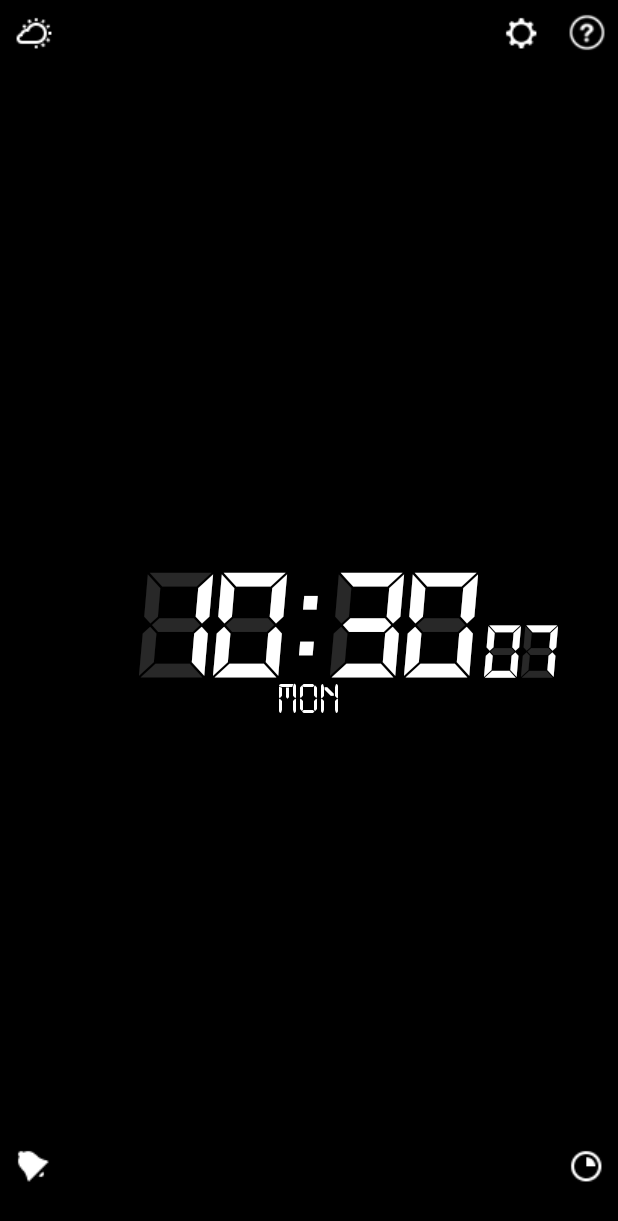
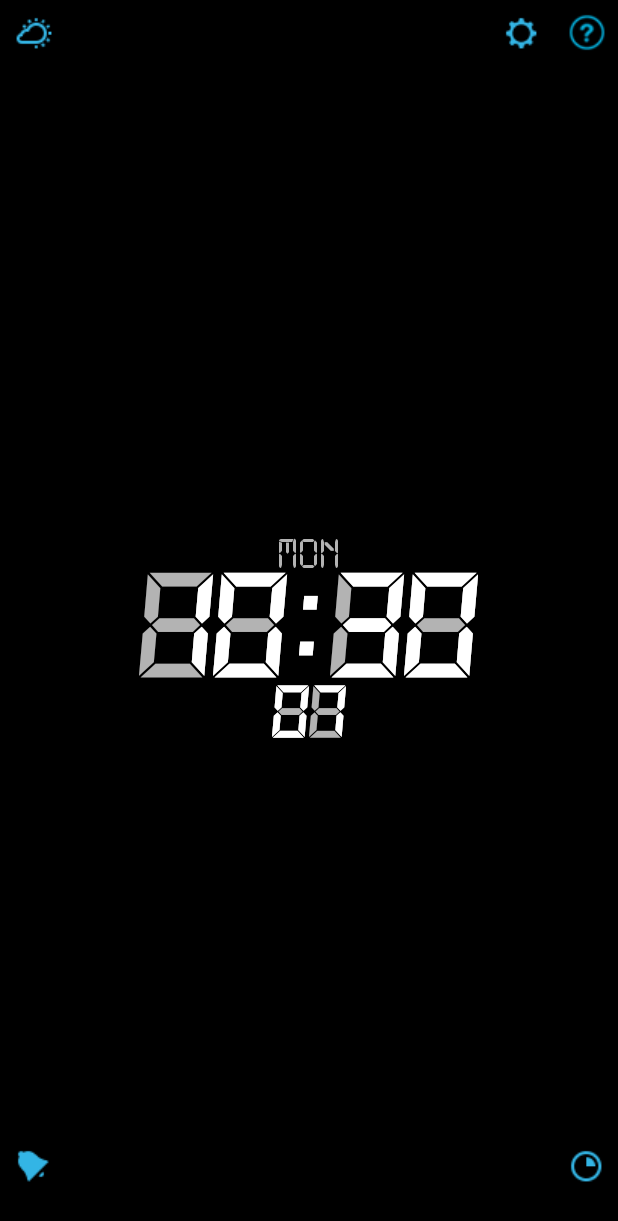
Before and after one commit to vtabk2/Alarm_Clock_1, an Android app: the screen it shows after launch (MainActivity), on a phone screen of 412 x 824 dp. Shown: the top 1221 px of the screen. Run offline under Robolectric (Android 15) with nearby library versions, the phone set to English and light mode, and no system bars; libraries missing offline, so code that uses them is left out: io.realm; 5 statements that could not run were skipped.

Commit message:
ref Task#15_AutoStartAlarm_Fix

```diff
--- a/app/src/main/java/com/example/framgia/alarmclock/data/Constants.java
+++ b/app/src/main/java/com/example/framgia/alarmclock/data/Constants.java
@@ -34,6 +34,8 @@ public class Constants {
     public final static int TYPE_CLOCKS_YELLOW = 4;
     public final static int TYPE_CLOCKS_ANALOG = 5;
     public static final String ALARM_TIME_FORMAT = "HH:mm";
+    public static final String ALARM_TIME_FORMAT_HOURS = "HH";
+    public static final String ALARM_TIME_FORMAT_MINUTE = "mm";
     public static final String OBJECT_ID = "id";
     public static final String MINUTES = "minutes";
     public static final int DEFAULT_INTENT_VALUE = -1;
@@ -66,4 +68,6 @@ public class Constants {
     public static final String AUTO_SNOOZE = "auto snooze";
     public static final String TIME_PICKER_TYPE = "time picker type";
     public static final int PERCENTAGES = 100;
+    public static final String ACTION_BOOT_COMPLETED = "android.intent.action.BOOT_COMPLETED";
+    public static final int SECONDS_DEFAULT = 0;
 }
--- a/app/src/main/java/com/example/framgia/alarmclock/data/controller/AlarmRepository.java
+++ b/app/src/main/java/com/example/framgia/alarmclock/data/controller/AlarmRepository.java
@@ -30,8 +30,9 @@ public class AlarmRepository {
         return mRealm.where(Alarm.class).findAll();
     }
 
-    public Alarm getAlarmById(int id) {
-        return mRealm.where(Alarm.class).equalTo(Constants.ID_FIELD, id).findFirst();
+    public static Alarm getAlarmById(int id) {
+        return Realm.getDefaultInstance().where(Alarm.class).equalTo(Constants.ID_FIELD, id)
+            .findFirst();
     }
 
     public void updateAlarm(final Alarm alarm) {
--- a/app/src/main/java/com/example/framgia/alarmclock/ui/activity/AlarmDetailActivity.java
+++ b/app/src/main/java/com/example/framgia/alarmclock/ui/activity/AlarmDetailActivity.java
@@ -22,6 +22,7 @@ import com.example.framgia.alarmclock.data.model.Alarm;
 import com.example.framgia.alarmclock.data.model.Repeat;
 import com.example.framgia.alarmclock.data.model.Song;
 import com.example.framgia.alarmclock.ui.fragment.TimePickerFragment;
+import com.example.framgia.alarmclock.utility.AlarmUtils;
 
 import java.text.DateFormat;
 import java.text.ParseException;
@@ -102,14 +103,14 @@ public class AlarmDetailActivity extends AppCompatActivity implements View.OnCli
         if (id == Constants.DEFAULT_INTENT_VALUE) {
             mButtonSaveNewAlarm.setVisibility(View.VISIBLE);
             mAlarm = new Alarm(mAlarmRepository.getNextId(),
-                Calendar.getInstance().getTimeInMillis(), new Song(mAlarmRepository.getNextId(),"",
+                Calendar.getInstance().getTimeInMillis(), new Song(mAlarmRepository.getNextId(), "",
                 Constants.DEFAULT_ALARM_SOUND), Constants.DEFAULT_ALARM_VOLUME, true, false,
                 Constants.DEFAULT_ALARM_SNOOZE_TIME, "", true,
                 new Repeat(false, false, false, false, false, false, false, false));
         } else {
             mButtonSaveAlarm.setVisibility(View.VISIBLE);
             mButtonDeleteAlarm.setVisibility(View.VISIBLE);
-            mAlarm = mAlarmRepository.getAlarmById(id);
+            mAlarm = AlarmRepository.getAlarmById(id);
         }
         mSnoozeTime = mAlarm.getSnoozeTime();
         mRealm.beginTransaction();
@@ -173,6 +174,7 @@ public class AlarmDetailActivity extends AppCompatActivity implements View.OnCli
         mAlarm.setNote(mEditTextNoteValue.getText().toString());
         mRealm.commitTransaction();
         mAlarmRepository.updateAlarm(mAlarm);
+        AlarmUtils.setupAlarm(this, mAlarm);
         finish();
     }
 
--- a/app/src/main/java/com/example/framgia/alarmclock/ui/activity/ListAlarmsActivity.java
+++ b/app/src/main/java/com/example/framgia/alarmclock/ui/activity/ListAlarmsActivity.java
@@ -25,6 +25,7 @@ import com.example.framgia.alarmclock.data.listener.OnClickItemListener;
 import com.example.framgia.alarmclock.data.listener.OnLongClickItemListener;
 import com.example.framgia.alarmclock.data.model.Alarm;
 import com.example.framgia.alarmclock.ui.adapter.AlarmRecyclerViewAdapter;
+import com.example.framgia.alarmclock.utility.AlarmUtils;
 
 import java.util.List;
 
@@ -186,6 +187,7 @@ public class ListAlarmsActivity extends AppCompatActivity implements View.OnClic
                     mAlarmList.get(position).setEnabled(isChecked);
                     mRealm.commitTransaction();
                     mAlarmRecyclerViewAdapter.notifyDataSetChanged();
+                    AlarmUtils.setupAlarm(this, mAlarmList.get(position));
                     break;
             }
         }
--- a/app/src/main/java/com/example/framgia/alarmclock/ui/activity/MainActivity.java
+++ b/app/src/main/java/com/example/framgia/alarmclock/ui/activity/MainActivity.java
@@ -14,6 +14,7 @@ import android.support.v7.app.AppCompatActivity;
 import android.view.GestureDetector;
 import android.view.MotionEvent;
 import android.view.View;
+import android.widget.AnalogClock;
 import android.widget.ImageView;
 import android.widget.TextClock;
 import android.widget.TextView;
@@ -28,6 +29,7 @@ import java.util.Calendar;
 public class MainActivity extends AppCompatActivity implements View.OnClickListener {
     private final static int DEFAULT_NULL = -1;
     private TextClock mTextClockHour, mTextClockSecond, mTextClockAmPm;
+    private AnalogClock mAnalogClockThinLine;
     private TextView mTextViewBattery, mTextViewHideHour, mTextViewHideSecond, mTextViewDay;
     private ImageView mImageViewWeather, mImageViewSettings, mImageViewHelp, mImageViewAlarm;
     private ImageView mImageViewTimer;
@@ -35,6 +37,7 @@ public class MainActivity extends AppCompatActivity implements View.OnClickListe
     private float mAlpha;
     private boolean mIscreated;
     private boolean mSlideFingers;
+    private SharedPreferences mSharedPreferences;
 
     @Override
     protected void onCreate(Bundle savedInstanceState) {
@@ -93,6 +96,7 @@ public class MainActivity extends AppCompatActivity implements View.OnClickListe
     }
 
     private void initViews() {
+        mAnalogClockThinLine = (AnalogClock) findViewById(R.id.analog_clock_main);
         Typeface typeFaceTime = Typeface.createFromAsset(getAssets(), Constants.FONT_TIME);
         Typeface typeFaceDay = Typeface.createFromAsset(getAssets(), Constants.FONT_DAY);
         mTextViewDay = (TextView) findViewById(R.id.text_day);
@@ -152,35 +156,12 @@ public class MainActivity extends AppCompatActivity implements View.OnClickListe
     }
 
     private void showAdvanced() {
-        SharedPreferences sharedPreferences = getSharedPreferences(Constants.SHARE_PREFERENCES,
+        mSharedPreferences = getSharedPreferences(Constants.SHARE_PREFERENCES,
             Context.MODE_PRIVATE);
-        int typeClock =
-            sharedPreferences.getInt(Constants.TYPE_CLOCKS, Constants.TYPE_CLOCKS_WHITE);
-        switch (typeClock) {
-            case Constants.TYPE_CLOCKS_WHITE:
-                showColorViews(Color.WHITE, R.color.colorWhite);
-                break;
-            case Constants.TYPE_CLOCKS_BLUE:
-                showColorViews(Color.BLUE, R.color.colorBlue);
-                break;
-            case Constants.TYPE_CLOCKS_GREEN:
-                showColorViews(Color.GREEN, R.color.colorGreen);
-                break;
-            case Constants.TYPE_CLOCKS_RED:
-                showColorViews(Color.RED, R.color.colorRed);
-                break;
-            case Constants.TYPE_CLOCKS_YELLOW:
-                showColorViews(Color.YELLOW, R.color.colorYellow);
-                break;
-            case Constants.TYPE_CLOCKS_ANALOG:
-                // TODO: 14/07/2016
-                break;
-        }
-        boolean showSeconds = sharedPreferences.getBoolean(Constants.SHOW_SECONDS, true);
-        boolean showDay = sharedPreferences.getBoolean(Constants.SHOW_DAY, true);
-        boolean use24HourFormat = sharedPreferences.getBoolean(Constants.USE_24_HOUR_FORMAT, true);
-        boolean showBattery = sharedPreferences.getBoolean(Constants.SHOW_BATTERY, true);
-        mSlideFingers = sharedPreferences.getBoolean(Constants.SLIDE_FINGERS, true);
+        boolean showDay = mSharedPreferences.getBoolean(Constants.SHOW_DAY, true);
+        boolean use24HourFormat = mSharedPreferences.getBoolean(Constants.USE_24_HOUR_FORMAT, true);
+        boolean showBattery = mSharedPreferences.getBoolean(Constants.SHOW_BATTERY, true);
+        mSlideFingers = mSharedPreferences.getBoolean(Constants.SLIDE_FINGERS, true);
         if (use24HourFormat) {
             mTextClockHour.setFormat12Hour(null);
             mTextClockHour.setFormat24Hour(Constants.FORMAT_TIME_24_HOUR);
@@ -189,14 +170,13 @@ public class MainActivity extends AppCompatActivity implements View.OnClickListe
             mTextClockHour.setFormat24Hour(null);
         }
         mTextClockAmPm.setFormat12Hour(Constants.FORMAT_AM_PM);
+        mTextClockAmPm.setFormat24Hour(null);
         DateFormat df = new SimpleDateFormat(Constants.FORMAT_DAY_SHORT);
         String date = df.format(Calendar.getInstance().getTime()).toUpperCase();
         mTextViewDay.setText(date);
         mTextClockSecond.setFormat12Hour(null);
         mTextClockSecond.setFormat24Hour(Constants.FORMAT_TIME_SECOND);
         mTextViewDay.setVisibility(showDay ? View.VISIBLE : View.INVISIBLE);
-        mTextClockSecond.setVisibility(showSeconds ? View.VISIBLE : View.INVISIBLE);
-        mTextViewHideSecond.setVisibility(showSeconds ? View.VISIBLE : View.INVISIBLE);
         mTextClockAmPm.setVisibility(use24HourFormat ? View.INVISIBLE : View.VISIBLE);
         // battery
         mTextViewBattery.setVisibility(showBattery ? View.VISIBLE : View.GONE);
@@ -209,6 +189,45 @@ public class MainActivity extends AppCompatActivity implements View.OnClickListe
             int batteryPct = level * Constants.PERCENTAGES / scale;
             mTextViewBattery.setText(String.format(getString(R.string.battery), batteryPct));
         }
+        int typeClock =
+            mSharedPreferences.getInt(Constants.TYPE_CLOCKS, Constants.TYPE_CLOCKS_WHITE);
+        switch (typeClock) {
+            case Constants.TYPE_CLOCKS_WHITE:
+                showColorViews(Color.WHITE, R.color.colorWhite);
+                showAnalog(false);
+                break;
+            case Constants.TYPE_CLOCKS_BLUE:
+                showColorViews(Color.BLUE, R.color.colorBlue);
+                showAnalog(false);
+                break;
+            case Constants.TYPE_CLOCKS_GREEN:
+                showColorViews(Color.GREEN, R.color.colorGreen);
+                showAnalog(false);
+                break;
+            case Constants.TYPE_CLOCKS_RED:
+                showColorViews(Color.RED, R.color.colorRed);
+                showAnalog(false);
+                break;
+            case Constants.TYPE_CLOCKS_YELLOW:
+                showColorViews(Color.YELLOW, R.color.colorYellow);
+                showAnalog(false);
+                break;
+            case Constants.TYPE_CLOCKS_ANALOG:
+                showColorViews(Color.WHITE, R.color.colorWhite);
+                showAnalog(true);
+                mTextClockAmPm.setVisibility(View.INVISIBLE);
+                break;
+        }
+    }
+
+    private void showAnalog(boolean showAnalog) {
+        mTextClockHour.setVisibility(showAnalog ? View.INVISIBLE : View.VISIBLE);
+        mTextViewHideHour.setVisibility(showAnalog ? View.INVISIBLE : View.VISIBLE);
+        mTextViewHideSecond.setVisibility(showAnalog ? View.INVISIBLE : View.VISIBLE);
+        mAnalogClockThinLine.setVisibility(showAnalog ? View.VISIBLE : View.INVISIBLE);
+        boolean showSeconds = mSharedPreferences.getBoolean(Constants.SHOW_SECONDS, true);
+        mTextClockSecond.setVisibility(showSeconds ? View.VISIBLE : View.INVISIBLE);
+        mTextViewHideSecond.setVisibility(showSeconds ? View.VISIBLE : View.INVISIBLE);
     }
 
     private void showColorViews(int color, int colorHide) {
@@ -254,6 +273,7 @@ public class MainActivity extends AppCompatActivity implements View.OnClickListe
         mImageViewTimer.setAlpha(mAlpha);
         mTextViewBattery.setAlpha(mAlpha);
         mTextViewDay.setAlpha(mAlpha);
+        mAnalogClockThinLine.setAlpha(mAlpha);
     }
 
     private void onUpBrightness() {
--- a/app/src/main/res/layout/activity_main.xml
+++ b/app/src/main/res/layout/activity_main.xml
@@ -57,7 +57,6 @@
         android:layout_alignStart="@+id/image_timer"
         android:src="@drawable/bar_icon_help"/>
 
-
     <TextView
         android:id="@+id/text_hide_hour"
         android:layout_width="wrap_content"
@@ -67,14 +66,12 @@
         android:text="@string/text_hide_hour24"
         android:textSize="@dimen/text_clock_activity_main_text_size"/>
 
-
     <TextView
         android:id="@+id/text_hide_second"
         android:layout_width="wrap_content"
         android:layout_height="wrap_content"
-        android:layout_alignLeft="@+id/text_hide_hour"
         android:layout_alignTop="@+id/text_hide_hour"
-        android:layout_marginLeft="@dimen/text_hide_second_main_activity_margin_left"
+        android:layout_centerHorizontal="true"
         android:layout_marginTop="@dimen/text_hide_second_main_activity_margin_top"
         android:text="@string/text_hide_second"
         android:textSize="@dimen/text_clock2_activity_main_text_size"/>
@@ -91,8 +88,8 @@
         android:id="@+id/text_clock_am_pm"
         android:layout_width="wrap_content"
         android:layout_height="wrap_content"
-        android:layout_alignBottom="@+id/text_hide_second"
-        android:layout_alignLeft="@+id/text_hide_second"
+        android:layout_alignBottom="@+id/text_hide_hour"
+        android:layout_alignLeft="@+id/text_hide_hour"
         android:layout_marginBottom="@dimen/text_clock_am_pm_main_activity_margin_bottom"
         android:layout_marginLeft="@dimen/text_clock_am_pm_main_activity_margin_left"
         android:text="@string/text_hide_second"
@@ -107,12 +104,21 @@
         android:text="@string/text_hide_second"
         android:textSize="@dimen/text_clock2_activity_main_text_size"/>
 
+    <AnalogClock
+        android:id="@+id/analog_clock_main"
+        android:layout_width="wrap_content"
+        android:layout_height="wrap_content"
+        android:layout_centerHorizontal="true"
+        android:layout_centerVertical="true"
+        android:dial="@drawable/analog_clock_no_bound"
+        android:visibility="invisible"/>
+
     <TextView
         android:id="@+id/text_day"
         android:layout_width="wrap_content"
         android:layout_height="wrap_content"
-        android:layout_alignTop="@id/text_clock_hour"
+        android:layout_alignBottom="@id/text_clock_hour"
         android:layout_centerHorizontal="true"
-        android:layout_marginTop="@dimen/text_day_activity_margin_top"
+        android:layout_marginBottom="@dimen/text_day_activity_margin_bottom"
         android:textSize="@dimen/text_clock_widget_clock_text_size"/>
 </RelativeLayout>
--- a/app/src/main/res/values/dimens.xml
+++ b/app/src/main/res/values/dimens.xml
@@ -30,10 +30,9 @@
     <dimen name="text_size2_timer_sleep_activity">20sp</dimen>
     <dimen name="text_size3_timer_sleep_activity">15sp</dimen>
     <dimen name="item_checkbox_text_size">18sp</dimen>
-    <dimen name="text_day_activity_margin_top">100dp</dimen>
-    <dimen name="text_hide_second_main_activity_margin_left">230dp</dimen>
-    <dimen name="text_hide_second_main_activity_margin_top">50dp</dimen>
-    <dimen name="text_clock_am_pm_main_activity_margin_left">10dp</dimen>
-    <dimen name="text_clock_am_pm_main_activity_margin_bottom">60dp</dimen>
+    <dimen name="text_day_activity_margin_bottom">90dp</dimen>
+    <dimen name="text_hide_second_main_activity_margin_top">90dp</dimen>
+    <dimen name="text_clock_am_pm_main_activity_margin_left">250dp</dimen>
+    <dimen name="text_clock_am_pm_main_activity_margin_bottom">45dp</dimen>
     <dimen name="text_battery_size">18sp</dimen>
 </resources>
```
Also changed, not shown: app/build.gradle (+4 -4 lines), app/src/main/AndroidManifest.xml (+13 -1 lines), app/src/main/java/com/example/framgia/alarmclock/data/model/Alarm.java (+10 -0 lines), app/src/main/java/com/example/framgia/alarmclock/service/SchedulingService.java (added, +21 -0 lines), app/src/main/java/com/example/framgia/alarmclock/ui/alarms/AlarmBootReceiver.java (added, +17 -0 lines), app/src/main/java/com/example/framgia/alarmclock/utility/AlarmUtils.java (added, +103 -0 lines), app/src/main/java/com/example/framgia/alarmclock/utility/NotificationUtils.java (added, +25 -0 lines), app/src/main/res/drawable/analog_clock_no_bound.png (added), app/src/main/res/drawable/bell_off.png (added), app/src/main/res/drawable/bell_ring.png (added).
